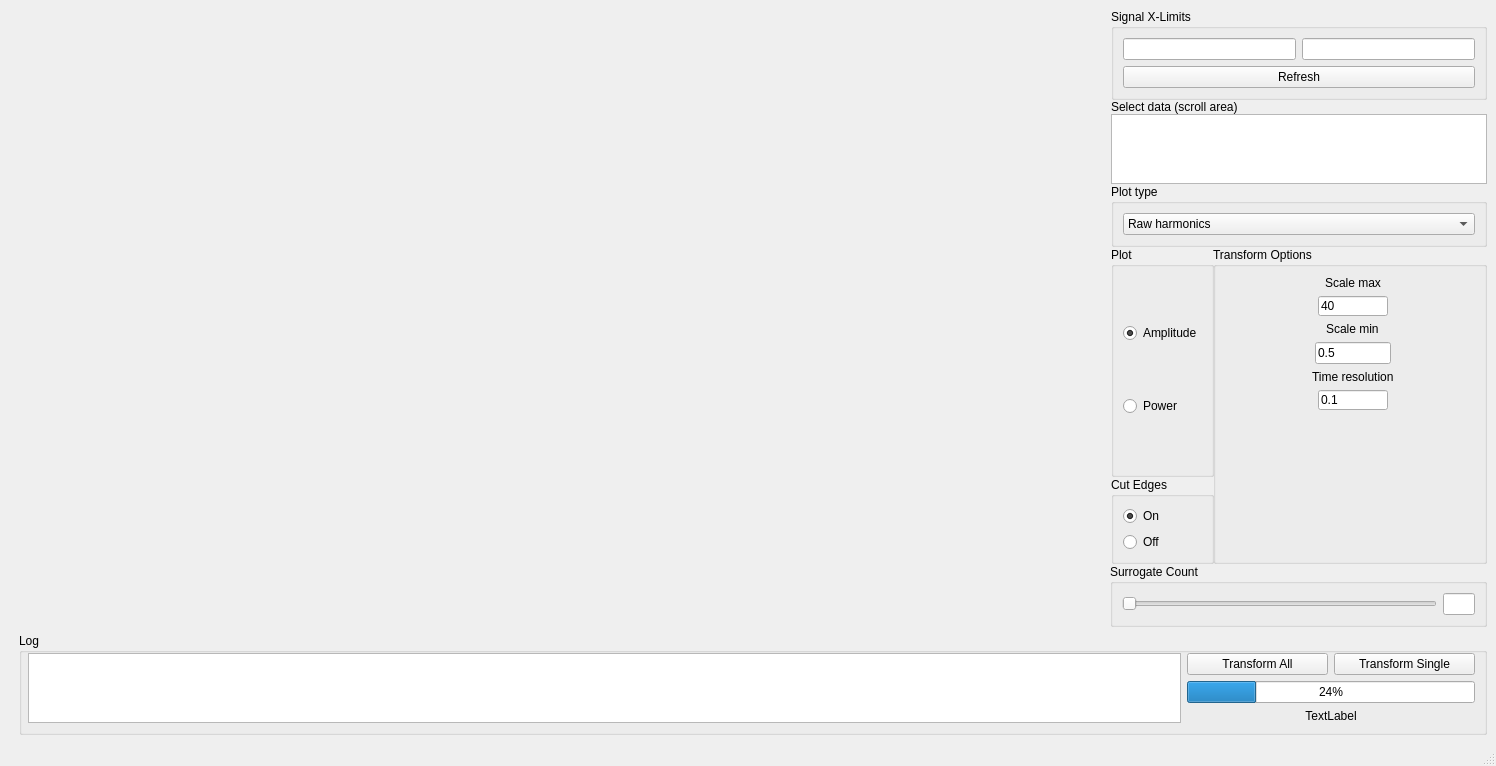
This is res/layout/window_harmonics.ui in luphysics/PyMODA as Qt 5 draws it before an edit. The edited form follows.
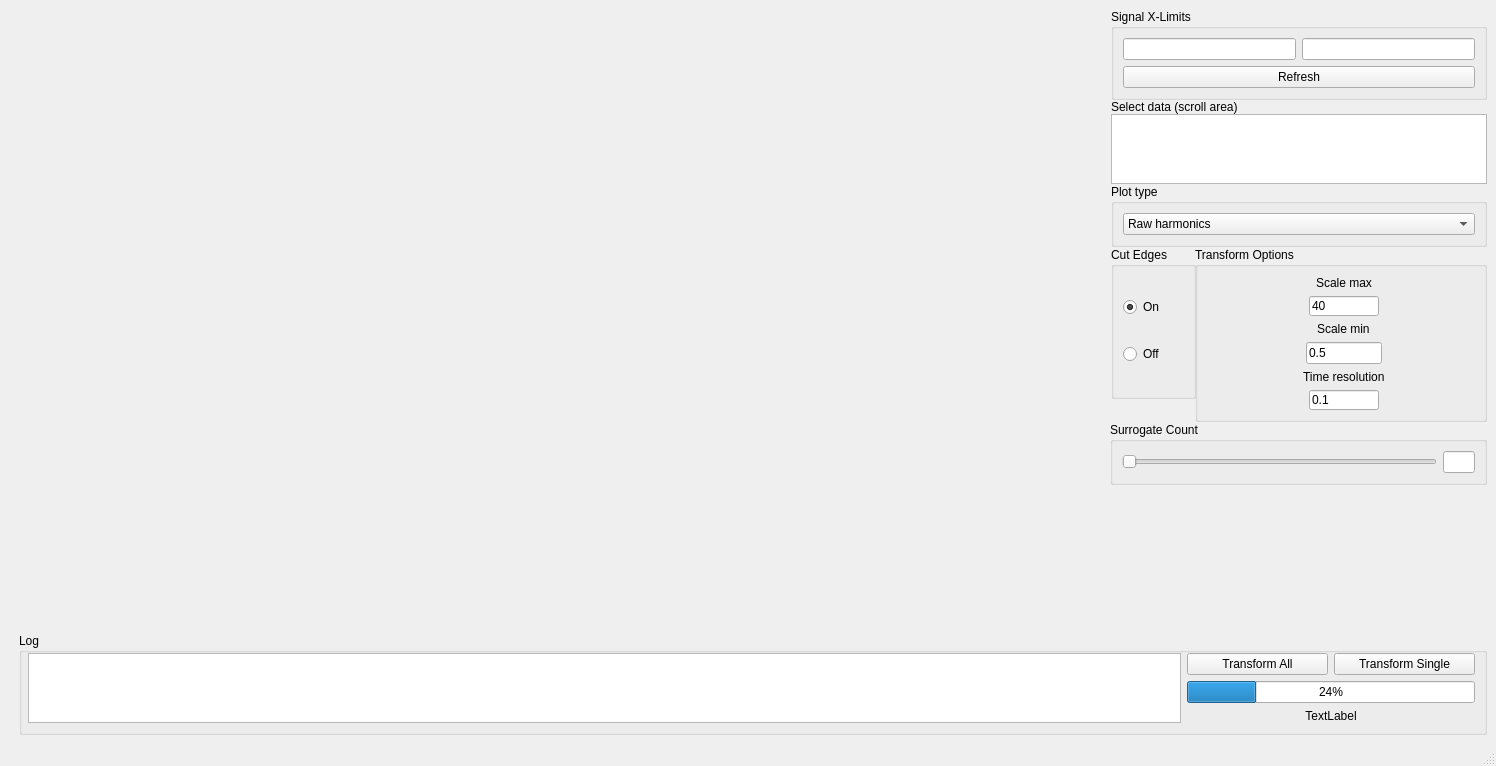
This is the edited form. Custom widgets are drawn as their Qt base class.

Commit message: Remove power/amplitude from DHWindow's layout file

Diff of the .ui file:
```diff
--- a/res/layout/window_harmonics.ui
+++ b/res/layout/window_harmonics.ui
@@ -135,32 +135,6 @@
                 </property>
                 <item row="0" column="0">
                  <layout class="QVBoxLayout" name="verticalLayout_9">
-                  <item>
-                   <widget class="QGroupBox" name="groupBox">
-                    <property name="title">
-                     <string>Plot</string>
-                    </property>
-                    <layout class="QGridLayout" name="gridLayout_15" rowstretch="3,0">
-                     <item row="0" column="0">
-                      <widget class="QRadioButton" name="radio_plot_ampl">
-                       <property name="text">
-                        <string>Amplitude</string>
-                       </property>
-                       <property name="checked">
-                        <bool>true</bool>
-                       </property>
-                      </widget>
-                     </item>
-                     <item row="1" column="0">
-                      <widget class="QRadioButton" name="radio_plot_pow">
-                       <property name="text">
-                        <string>Power</string>
-                       </property>
-                      </widget>
-                     </item>
-                    </layout>
-                   </widget>
-                  </item>
                   <item>
                    <widget class="QGroupBox" name="groupBox">
                     <property name="title">
```
Left out of the diff: 2 changed lines with no effect on the pictures. The commit also changes 1 other file.
